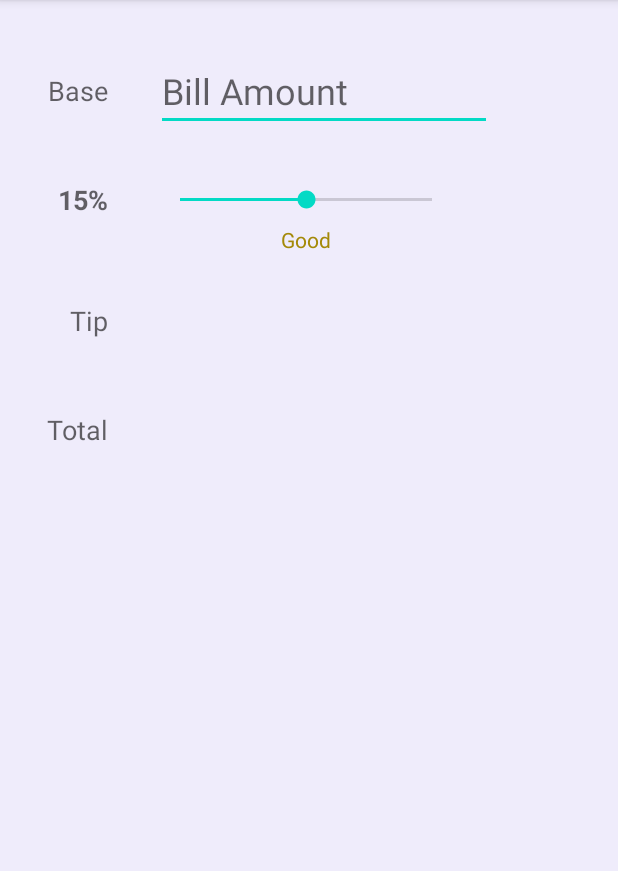
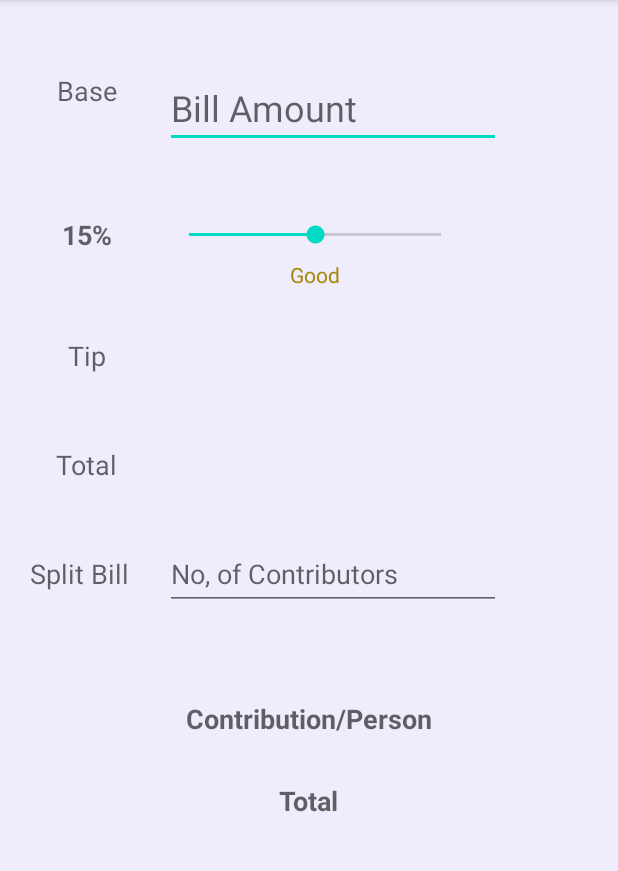
Before and after one commit to Shivam222000/Tippy, an Android app: the screen it shows after launch (MainActivity), on a phone screen of 412 x 824 dp, the part 84-955 px from its top. Run offline under Robolectric (Android 15) with nearby library versions, the phone set to English and light mode, and no system bars.

Commit message:
Added split bill field

```diff
--- a/app/src/main/res/layout/activity_main.xml
+++ b/app/src/main/res/layout/activity_main.xml
@@ -8,14 +8,15 @@
     tools:context=".MainActivity">
     <!-- Views on the left side -->
     <TextView
+
         android:id="@+id/tvBaseLabel"
         android:layout_width="wrap_content"
-        android:layout_height="wrap_content"
-        android:layout_marginStart="32dp"
+        android:layout_height="48dp"
         android:layout_marginTop="48dp"
         android:text="Base"
         android:textAppearance="@style/TextAppearance.AppCompat.Medium"
-        app:layout_constraintStart_toStartOf="parent"
+        app:layout_constraintEnd_toEndOf="@+id/tvTipPercentLabel"
+        app:layout_constraintStart_toStartOf="@+id/tvTipPercentLabel"
         app:layout_constraintTop_toTopOf="parent" />
 
     <TextView
@@ -25,7 +26,8 @@
         android:layout_marginTop="48dp"
         android:textAppearance="@style/TextAppearance.AppCompat.Medium"
         android:textStyle="bold"
-        app:layout_constraintEnd_toEndOf="@id/tvBaseLabel"
+        app:layout_constraintEnd_toEndOf="@+id/tvTipLabel"
+        app:layout_constraintStart_toStartOf="@+id/tvTipLabel"
         app:layout_constraintTop_toBottomOf="@+id/tvBaseLabel"
         tools:text="25%" />
 
@@ -36,7 +38,8 @@
         android:layout_marginTop="56dp"
         android:text="Tip"
         android:textAppearance="@style/TextAppearance.AppCompat.Medium"
-        app:layout_constraintEnd_toEndOf="@id/tvBaseLabel"
+        app:layout_constraintEnd_toEndOf="@+id/tvTotalLabel"
+        app:layout_constraintStart_toStartOf="@+id/tvTotalLabel"
         app:layout_constraintTop_toBottomOf="@+id/tvTipPercentLabel" />
 
     <TextView
@@ -46,11 +49,22 @@
         android:layout_marginTop="48dp"
         android:text="Total"
         android:textAppearance="@style/TextAppearance.AppCompat.Medium"
-        app:layout_constraintEnd_toEndOf="@id/tvBaseLabel"
+        app:layout_constraintEnd_toEndOf="@+id/textView"
+        app:layout_constraintStart_toStartOf="@+id/textView"
         app:layout_constraintTop_toBottomOf="@+id/tvTipLabel" />
 
+    <TextView
+        android:id="@+id/textView"
+        android:layout_width="wrap_content"
+        android:layout_height="wrap_content"
+        android:layout_marginStart="20dp"
+        android:layout_marginTop="48dp"
+        android:text="Split Bill  "
+        android:textAppearance="@style/TextAppearance.AppCompat.Medium"
+        app:layout_constraintStart_toStartOf="parent"
+        app:layout_constraintTop_toBottomOf="@+id/tvTotalLabel" />
+    <!--views on the right side-->
 
-    <!--views on the right side-->
 
     <EditText
         android:id="@+id/etBaseAmount"
@@ -63,8 +77,7 @@
         android:textSize="24sp"
         app:layout_constraintBottom_toBottomOf="@id/tvBaseLabel"
         app:layout_constraintStart_toEndOf="@+id/tvBaseLabel"
-        app:layout_constraintTop_toTopOf="@id/tvBaseLabel"
-        tools:layout_editor_absoluteY="48dp" />
+        app:layout_constraintTop_toTopOf="@id/tvBaseLabel" />
 
     <SeekBar
         android:id="@+id/seekBarTip"
@@ -105,5 +118,41 @@
         app:layout_constraintTop_toBottomOf="@+id/seekBarTip"
         tools:text="Acceptable" />
 
+    <EditText
+        android:id="@+id/etSplitIn"
+        android:layout_width="224dp"
+        android:layout_height="48dp"
+        android:ems="10"
+        android:hint="No, of Contributors"
+        android:inputType="number"
+        app:layout_constraintBottom_toBottomOf="@+id/textView"
+        app:layout_constraintStart_toStartOf="@+id/tvTotalAmount"
+        app:layout_constraintTop_toTopOf="@+id/textView"
+        tools:text="1" />
+
+    <TextView
+        android:id="@+id/tvContriLabel"
+        android:layout_width="wrap_content"
+        android:layout_height="wrap_content"
+        android:layout_marginTop="60dp"
+        android:text="Contribution/Person"
+        app:layout_constraintEnd_toEndOf="parent"
+        android:textStyle="bold"
+        android:textAppearance="@style/TextAppearance.AppCompat.Medium"
+        app:layout_constraintStart_toStartOf="parent"
+        app:layout_constraintTop_toBottomOf="@+id/etSplitIn" />
+
+    <TextView
+        android:id="@+id/tvContriAmount"
+        android:layout_width="wrap_content"
+        android:layout_height="wrap_content"
+        android:layout_marginTop="30dp"
+        android:text="Total"
+        app:layout_constraintEnd_toEndOf="@+id/tvContriLabel"
+        android:textStyle="bold"
+        android:textAppearance="@style/TextAppearance.AppCompat.Medium"
+        app:layout_constraintStart_toStartOf="@+id/tvContriLabel"
+        app:layout_constraintTop_toBottomOf="@+id/tvContriLabel" />
+
 
 </androidx.constraintlayout.widget.ConstraintLayout>
```
Also changed, not shown: app/src/main/java/com/example/tipcalculator/MainActivity.kt (+65 -28 lines).
